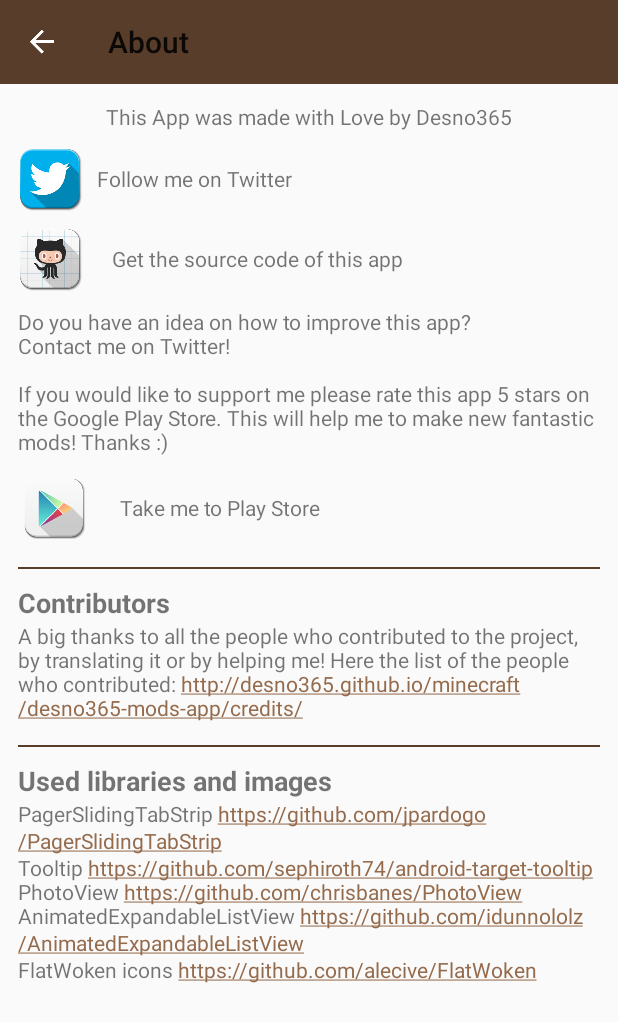
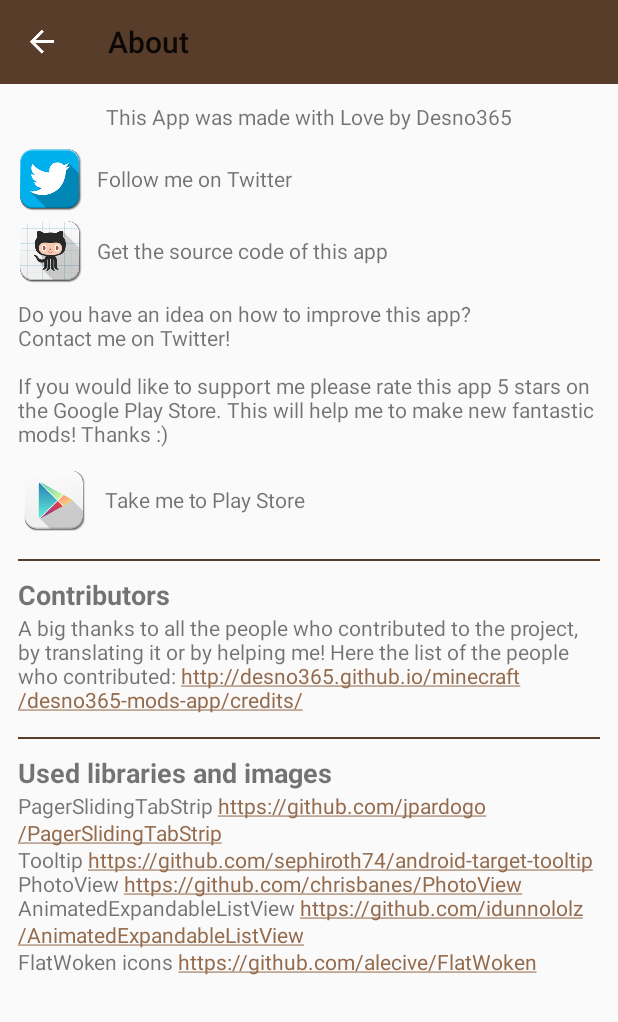
Before and after one commit to Desno365/Desno365sMods, an Android app: the AboutActivity screen opened directly, with no data from a screen before it, on a phone screen of 412 x 824 dp. Shown: the top 1022 px of the screen. Run offline under Robolectric (Android 15) with nearby library versions, the phone set to English and light mode, and no system bars; our stand-ins replace AdMob.

Commit message:
Fixed little layout errors caused by margins in the AboutActivity

```diff
--- a/app/src/main/res/layout/activity_about.xml
+++ b/app/src/main/res/layout/activity_about.xml
@@ -77,9 +77,7 @@
 
                 <RelativeLayout
                     android:layout_width="fill_parent"
-                    android:layout_height="wrap_content"
-                    android:layout_marginTop="5dp"
-                    >
+                    android:layout_height="wrap_content">
 
                     <ImageView
                         android:id="@+id/github_image"
@@ -95,8 +93,6 @@
                         android:layout_width="wrap_content"
                         android:layout_height="wrap_content"
                         android:text="@string/source_code"
-                        android:layout_marginLeft="10dp"
-                        android:layout_marginRight="10dp"
                         android:layout_centerVertical="true"
                         android:layout_toRightOf="@id/github_image"
                         android:layout_toEndOf="@id/github_image"
@@ -119,8 +115,7 @@
             <RelativeLayout
                 android:layout_width="fill_parent"
                 android:layout_height="wrap_content"
-                android:layout_marginTop="5dp"
-                >
+                android:layout_marginTop="5dp">
 
                 <ImageView
                     android:id="@+id/google_play_image"
@@ -136,8 +131,6 @@
                     android:layout_width="wrap_content"
                     android:layout_height="wrap_content"
                     android:text="@string/take_me_play_store"
-                    android:layout_marginLeft="10dp"
-                    android:layout_marginRight="10dp"
                     android:layout_centerVertical="true"
                     android:layout_toRightOf="@id/google_play_image"
                     android:layout_toEndOf="@id/google_play_image"
```
